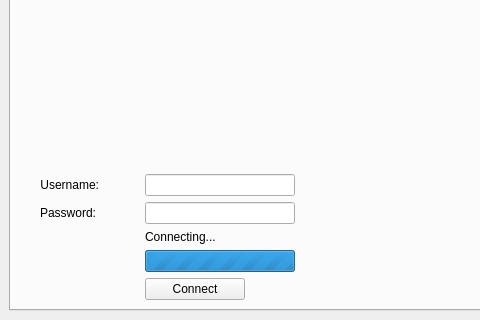
Above: src/main-project/front-end/mainwindow.ui from lvklabs/chatbot before the change; both pictures show x 0 to 480 and y 280 to 600 of the 1024 by 600 pixel window. Below: the same form after it.
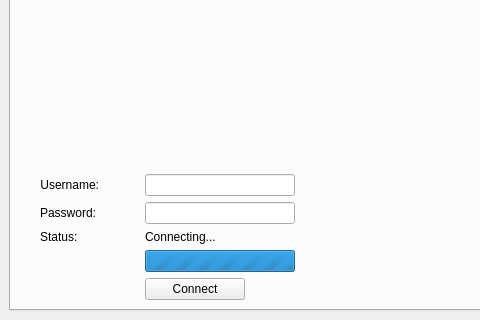
That is the form after the change. Icons and pictures are not drawn. Custom widgets are drawn as their Qt base class.

Commit message: Some changes in chat connection status labels

What changed in the file:
```diff
--- a/src/main-project/front-end/mainwindow.ui
+++ b/src/main-project/front-end/mainwindow.ui
@@ -367,6 +367,13 @@
              </property>
             </widget>
            </item>
+           <item row="5" column="0">
+            <widget class="QLabel" name="statusLabel">
+             <property name="text">
+              <string>Status:</string>
+             </property>
+            </widget>
+           </item>
           </layout>
          </item>
         </layout>
```
The commit also changes 3 other files.
